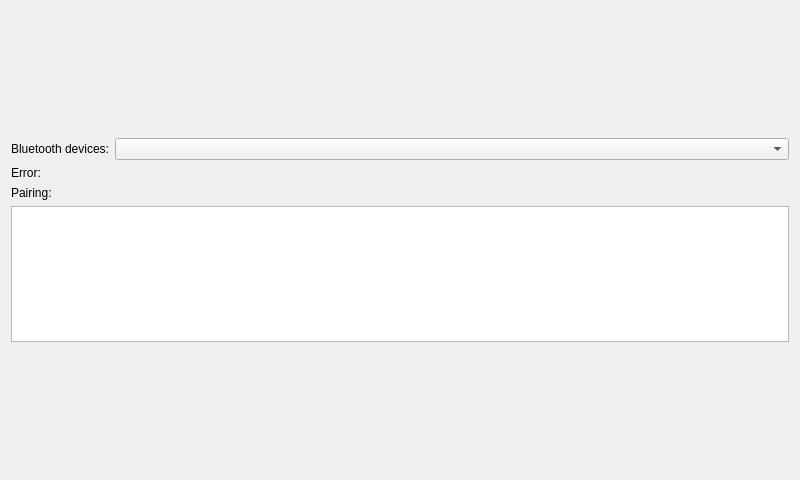
First picture: the form in SensorDataCheck/mainwindow.ui, repository krajsz/AdvBoard, before the edit.
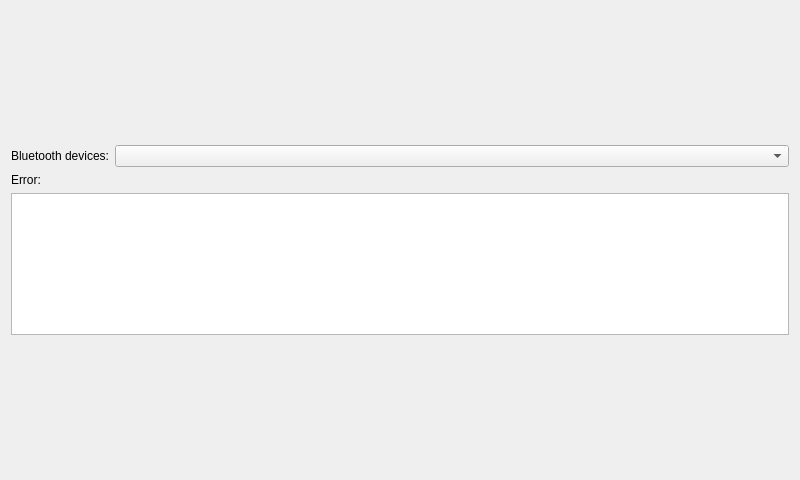
Second picture: the form after the edit.

The edit to the form file:
```diff
--- a/SensorDataCheck/mainwindow.ui
+++ b/SensorDataCheck/mainwindow.ui
@@ -49,13 +49,6 @@
       </property>
      </widget>
     </item>
-    <item>
-     <widget class="QLabel" name="pairingLabel">
-      <property name="text">
-       <string>Pairing:</string>
-      </property>
-     </widget>
-    </item>
     <item>
      <widget class="QPlainTextEdit" name="debugLineEdit"/>
     </item>
```
